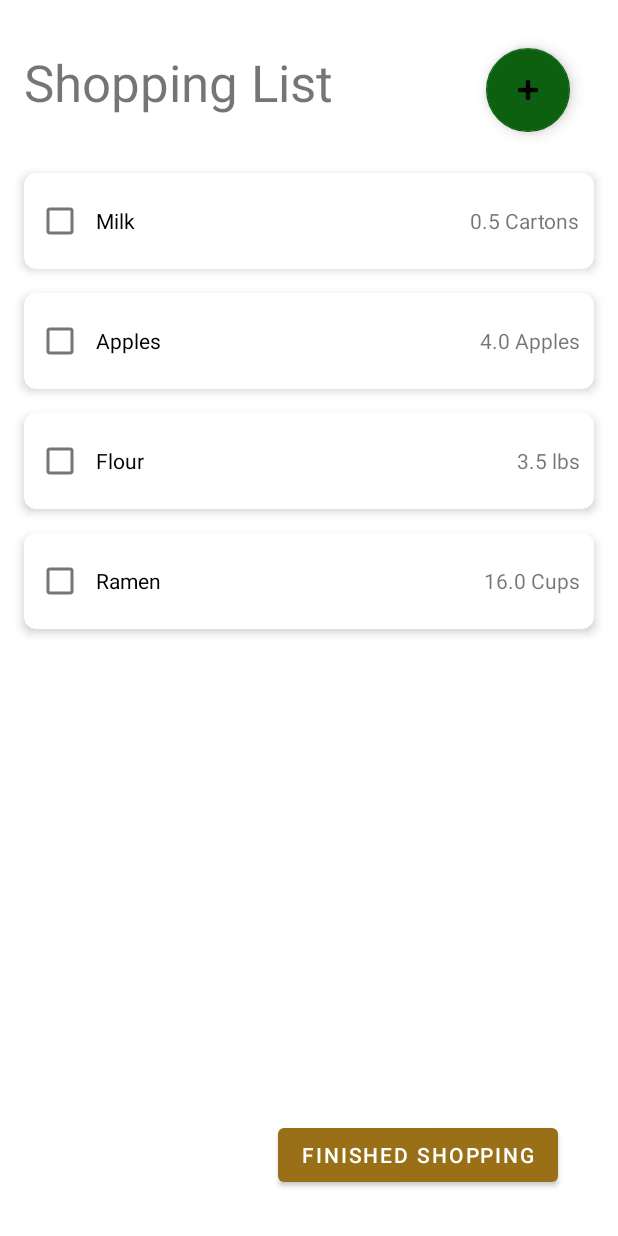
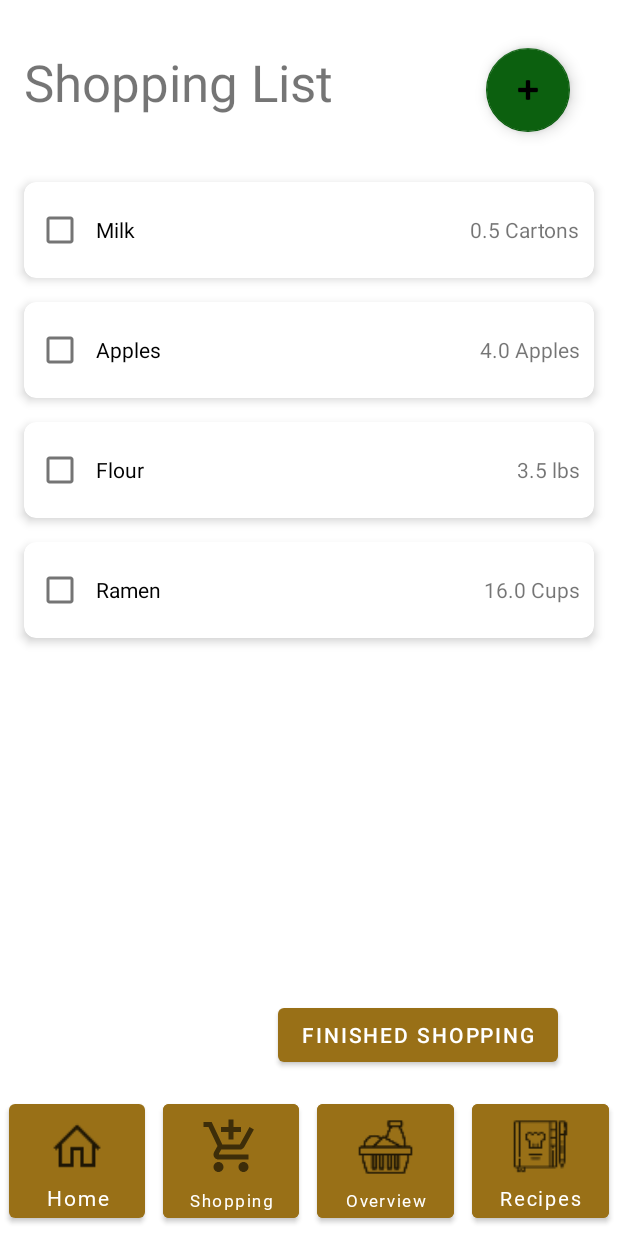
Before and after one commit to crortolf/Kitchen-Kompanion-2022-Group6, an Android app: the ShoppingList screen opened directly, with no data from a screen before it, on a phone screen of 412 x 824 dp. Run offline under Robolectric (Android 15) with nearby library versions, the phone set to English and light mode, and no system bars.

Commit message:
4/10 new shopping page

```diff
--- a/app/src/main/java/com/example/kitchenkompanion/RecipeList.java
+++ b/app/src/main/java/com/example/kitchenkompanion/RecipeList.java
@@ -1,6 +1,8 @@
 package com.example.kitchenkompanion;
 
 import android.os.Bundle;
+import android.view.View;
+import android.widget.Button;
 
 import androidx.appcompat.app.AppCompatActivity;
 import androidx.recyclerview.widget.LinearLayoutManager;
@@ -23,5 +25,6 @@ public class RecipeList  extends AppCompatActivity {
         String[] recipeNames = {"Grandma's Chili"};
 
         mRecyclerView.setAdapter(new RecipeRecyclerAdapter(recipeNames));
+
     }
 }
--- a/app/src/main/java/com/example/kitchenkompanion/ShoppingList.java
+++ b/app/src/main/java/com/example/kitchenkompanion/ShoppingList.java
@@ -31,7 +31,6 @@ public class ShoppingList extends AppCompatActivity {
     protected void onCreate(Bundle savedInstanceState) {
         super.onCreate(savedInstanceState);
         setContentView(R.layout.activity_shopping_list);
-        getSupportActionBar().hide();
 
         shoppingList = new ArrayList<>();
 
--- a/app/src/main/res/layout/activity_shopping_list.xml
+++ b/app/src/main/res/layout/activity_shopping_list.xml
@@ -6,6 +6,115 @@
     android:layout_width="match_parent"
     android:layout_height="match_parent"
     tools:context=".ShoppingList">
+
+    <FrameLayout
+        android:id="@+id/buttonsFrame"
+        android:layout_width="match_parent"
+        android:layout_height="100dp"
+        app:layout_constraintBottom_toBottomOf="parent"
+        tools:layout_editor_absoluteX="0dp">
+
+        <LinearLayout
+            android:id="@+id/pageBar"
+            android:layout_width="match_parent"
+            android:layout_height="100dp"
+            android:backgroundTint="@color/brown"
+            android:orientation="horizontal">
+
+            <Button
+                android:id="@+id/homeButton"
+                android:layout_width="0dp"
+                android:layout_height="match_parent"
+                android:layout_margin="6dp"
+                android:layout_weight="1"
+                android:fontFamily="@font/helvetica"
+                android:gravity="bottom|center"
+                android:text="Home"
+                android:textAllCaps="false" />
+
+            <Button
+                android:id="@+id/shoppingButton"
+                android:layout_width="0dp"
+                android:layout_height="match_parent"
+                android:layout_margin="6dp"
+                android:layout_weight="1"
+                android:backgroundTint="@color/brown"
+                android:fontFamily="@font/helvetica_neue"
+                android:gravity="bottom|center"
+                android:text="Shopping"
+                android:textAllCaps="false"
+                android:textSize="11sp" />
+
+            <Button
+                android:id="@+id/kitchenOverview"
+                android:layout_width="0dp"
+                android:layout_height="match_parent"
+                android:layout_margin="6dp"
+                android:layout_weight="1"
+                android:backgroundTint="@color/brown"
+                android:fontFamily="@font/helvetica_neue"
+                android:gravity="bottom|center"
+                android:text="Overview"
+                android:textAllCaps="false"
+                android:textSize="11sp" />
+
+            <Button
+                android:id="@+id/recipesButton"
+                android:layout_width="0dp"
+                android:layout_height="match_parent"
+                android:layout_margin="6dp"
+                android:layout_weight="1"
+                android:backgroundTint="@color/brown"
+                android:fontFamily="@font/helvetica_neue"
+                android:gravity="bottom|center"
+                android:text="Recipes"
+                android:textAllCaps="false"
+                android:textSize="13sp" />
+
+        </LinearLayout>
+
+        <LinearLayout
+            android:id="@+id/iconLayout"
+            android:layout_width="match_parent"
+            android:layout_height="50dp"
+            android:layout_marginTop="16dp"
+            android:gravity="center"
+            android:orientation="horizontal">
+
+            <ImageView
+                android:id="@+id/homeIcon"
+                android:layout_width="50dp"
+                android:layout_height="40dp"
+                android:layout_margin="5dp"
+                android:layout_weight="1"
+                app:srcCompat="@drawable/home_icon" />
+
+            <ImageView
+                android:id="@+id/shoppingIcon"
+                android:layout_width="50dp"
+                android:layout_height="40dp"
+                android:layout_margin="5dp"
+                android:layout_weight="1"
+                app:srcCompat="@drawable/ic_baseline_add_shopping_cart_24" />
+
+            <ImageView
+                android:id="@+id/overviewIcon"
+                android:layout_width="50dp"
+                android:layout_height="40dp"
+                android:layout_margin="5dp"
+                android:layout_weight="1"
+                app:srcCompat="@drawable/ingredient_icon" />
+
+            <ImageView
+                android:id="@+id/recipeIcon"
+                android:layout_width="50dp"
+                android:layout_height="40dp"
+                android:layout_margin="5dp"
+                android:layout_marginEnd="88dp"
+                android:layout_weight="1"
+                app:srcCompat="@drawable/ic_action_name" />
+        </LinearLayout>
+    </FrameLayout>
 
     <com.google.android.material.floatingactionbutton.FloatingActionButton
         android:id="@+id/floatingActionButton"
@@ -36,21 +145,23 @@
     <androidx.recyclerview.widget.RecyclerView
         android:id="@+id/shoppingListRecyclerView"
         android:layout_width="match_parent"
-        android:layout_height="wrap_content"
-        android:layout_marginTop="30dp"
-        app:layout_constraintTop_toBottomOf="@id/shoppingListText"
-        app:layoutManager="androidx.recyclerview.widget.LinearLayoutManager"
+        android:layout_height="0dp"
+        android:layout_marginTop="36dp"
+        android:layout_marginBottom="20dp"
         android:nestedScrollingEnabled="true"
         android:scrollbars="vertical"
-        />
+        app:layoutManager="androidx.recyclerview.widget.LinearLayoutManager"
+        app:layout_constraintBottom_toTopOf="@id/finishedShopping"
+        app:layout_constraintTop_toBottomOf="@id/shoppingListText"
+        tools:layout_editor_absoluteX="0dp" />
 
     <Button
         android:id="@+id/finishedShopping"
         android:layout_width="wrap_content"
         android:layout_height="wrap_content"
+        android:layout_marginEnd="40dp"
+        android:layout_marginBottom="10dp"
         android:text="Finished Shopping"
-        android:layout_marginBottom="30dp"
-        android:layout_marginEnd="40dp"
-        app:layout_constraintBottom_toBottomOf="parent"
+        app:layout_constraintBottom_toTopOf="@id/buttonsFrame"
         app:layout_constraintEnd_toEndOf="parent" />
 </androidx.constraintlayout.widget.ConstraintLayout>
--- a/app/src/main/res/layout/recycle_list.xml
+++ b/app/src/main/res/layout/recycle_list.xml
@@ -1,13 +1,14 @@
 <?xml version="1.0" encoding="utf-8"?>
 
-<RelativeLayout android:layout_width="match_parent"
+<RelativeLayout xmlns:tools="http://schemas.android.com/tools"
+    android:layout_width="match_parent"
     android:layout_height="match_parent"
     xmlns:android="http://schemas.android.com/apk/res/android"
     xmlns:app="http://schemas.android.com/apk/res-auto"
     android:background="@drawable/gradient_background">
 
 
-    <androidx.recyclerview.widget.RecyclerView xmlns:android="http://schemas.android.com/apk/res/android"
+    <androidx.recyclerview.widget.RecyclerView
         android:id="@+id/list"
         android:layout_width="match_parent"
         android:layout_height="match_parent" />
@@ -16,8 +17,8 @@
         android:id="@+id/floatingActionButton"
         android:layout_width="wrap_content"
         android:layout_height="wrap_content"
+        android:layout_marginStart="32dp"
         android:layout_marginTop="650dp"
-        android:layout_marginStart="32dp"
         android:clickable="true"
         android:contentDescription="@string/add_a_new_shopping_list_item"
         android:focusable="true"
```
